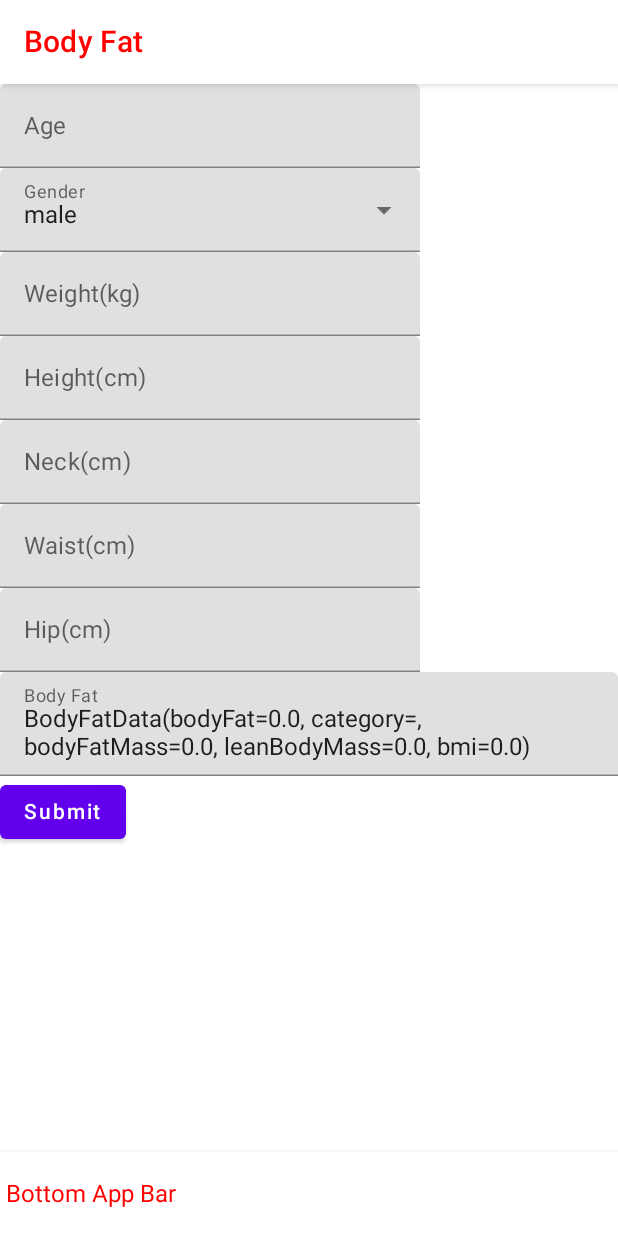
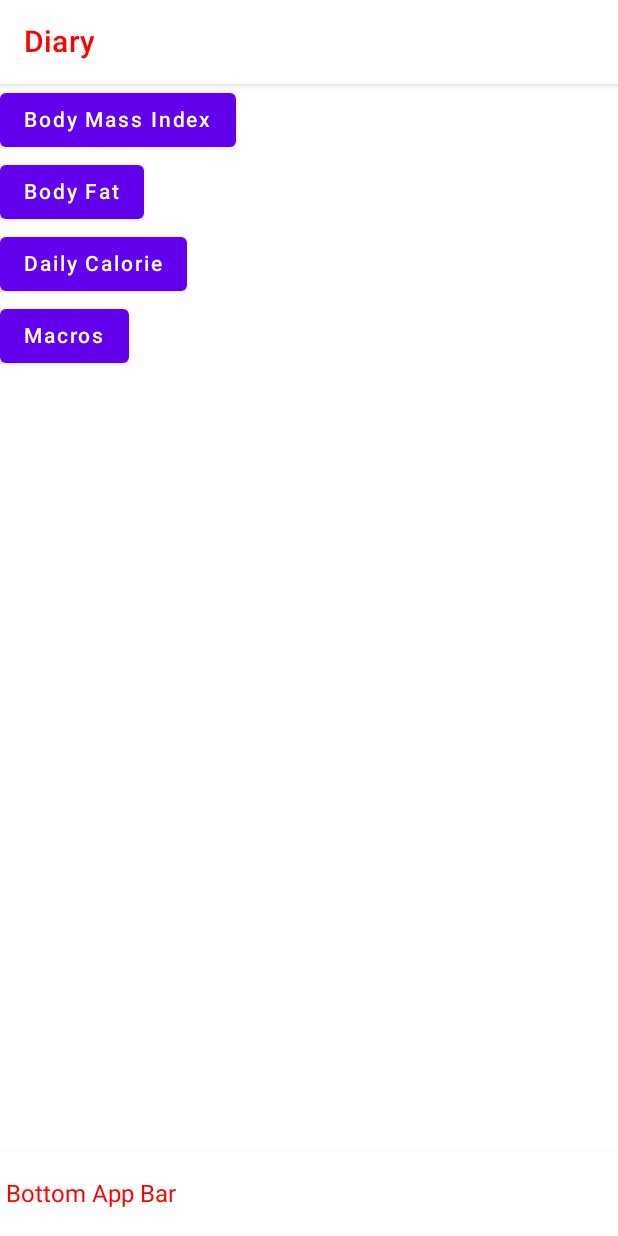
Before and after one commit to juanlestrella/BodybuilderJournalCompose, an Android app built with Jetpack Compose: the screen it shows after launch (MainActivity), on a phone screen of 412 x 824 dp. Run offline under Robolectric (Android 15) with nearby library versions, the phone set to English and light mode, and no system bars; our stand-ins replace Dagger/Hilt's generated code.

Commit message:
Update: Diary Screen Started

```diff
--- a/app/src/main/java/com/example/bodybuilder/MainActivity.kt
+++ b/app/src/main/java/com/example/bodybuilder/MainActivity.kt
@@ -7,10 +7,7 @@ import androidx.compose.foundation.layout.fillMaxSize
 import androidx.compose.material.*
 import androidx.compose.material.MaterialTheme
 import androidx.compose.ui.Modifier
-import com.example.bodybuilder.compose.BmiScreen
-import com.example.bodybuilder.compose.BodyFatScreen
-import com.example.bodybuilder.compose.DailyCalorieScreen
-import com.example.bodybuilder.compose.MacroCalculatorScreen
+import com.example.bodybuilder.compose.*
 import com.example.bodybuilder.ui.theme.Bodybuilder
 import dagger.hilt.android.AndroidEntryPoint
 
@@ -28,9 +25,11 @@ class MainActivity : ComponentActivity() {
                 ) {
                     //HomeScreen()
                     //BmiScreen()
-                    BodyFatScreen()
+                    //BodyFatScreen()
                     //DailyCalorieScreen()
                     //MacroCalculatorScreen()
+                    DiaryScreen()
+
                 }
             }
         }
--- /dev/null
+++ b/app/src/main/java/com/example/bodybuilder/compose/Diary.kt
@@ -0,0 +1,78 @@
+package com.example.bodybuilder.compose
+
+import androidx.compose.foundation.Image
+import androidx.compose.foundation.layout.Column
+import androidx.compose.foundation.layout.PaddingValues
+import androidx.compose.foundation.layout.padding
+import androidx.compose.material.*
+import androidx.compose.runtime.Composable
+import androidx.compose.ui.Modifier
+import androidx.compose.ui.graphics.Color
+import androidx.compose.ui.tooling.preview.Preview
+import com.example.bodybuilder.ui.theme.Bodybuilder
+
+@Composable
+fun DiaryScreen() {
+    // can be used to show Snack bar, open/close drawer
+    val scaffoldState = rememberScaffoldState()
+    Scaffold(
+        scaffoldState = scaffoldState,
+        topBar = {
+            TopAppBar(
+                title = { Text("Diary", color = Color.Red) },
+                backgroundColor = MaterialTheme.colors.background,
+            )
+        },
+        bottomBar = {
+            /**
+             * TODO: Change this to BottomNavigation later after creating all the screens
+             */
+            /**
+             * TODO: Change this to BottomNavigation later after creating all the screens
+             */
+            BottomAppBar(backgroundColor = MaterialTheme.colors.background) {
+                Text(text = "Bottom App Bar", color = Color.Red)
+            }
+        }
+    ){ contentPadding ->
+        DiaryBodyContent(contentPaddingValues = contentPadding)
+    }
+}
+
+@Composable
+fun DiaryBodyContent(
+    modifier: Modifier = Modifier,
+    contentPaddingValues: PaddingValues
+) {
+    Column(modifier = modifier.padding(contentPaddingValues)) {
+        Button(
+            onClick = { /*TODO*/ },
+        ) {
+            //Image(painter = , contentDescription = )
+            Text("Body Mass Index")
+        }
+        Button(
+            onClick = { /*TODO*/ },
+        ) {
+            Text("Body Fat")
+        }
+        Button(
+            onClick = { /*TODO*/ },
+        ) {
+            Text("Daily Calorie")
+        }
+        Button(
+            onClick = { /*TODO*/ },
+        ) {
+            Text("Macros")
+        }
+    }
+}
+
+@Preview(showBackground = true)
+@Composable
+fun Diary_Screen_Preview(){
+    Bodybuilder {
+        DiaryScreen()
+    }
+}
--- a/app/src/main/java/com/example/bodybuilder/compose/Home.kt
+++ b/app/src/main/java/com/example/bodybuilder/compose/Home.kt
@@ -68,7 +68,7 @@ fun HomeScreen() {
             }
         }
     ){ contentPadding ->
-        BodyContent(contentPaddingValues = contentPadding)
+        HomeBodyContent(contentPaddingValues = contentPadding)
     }
 }
 
@@ -76,7 +76,7 @@ fun HomeScreen() {
  * A LazyColumn of content folder from Room DB
  */
 @Composable
-fun BodyContent(
+fun HomeBodyContent(
     modifier: Modifier = Modifier,
     contentPaddingValues: PaddingValues
 ){
```
